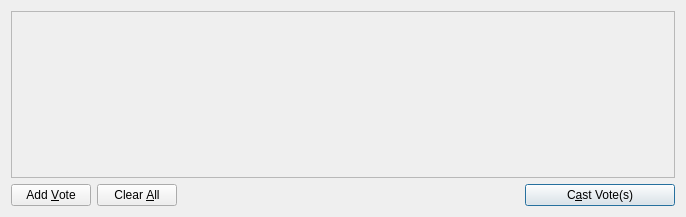
Above: src/qt/forms/votecoinsdialog.ui from thelonecrouton/bitcredit before the change. Below: the same form after it.
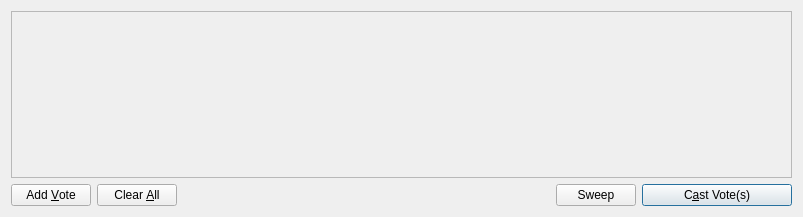
That is the form after the change. Icons and pictures are not drawn.

The edit to the form file:
```diff
--- a/src/qt/forms/votecoinsdialog.ui
+++ b/src/qt/forms/votecoinsdialog.ui
@@ -6,7 +6,7 @@
    <rect>
     <x>0</x>
     <y>0</y>
-    <width>686</width>
+    <width>803</width>
     <height>217</height>
    </rect>
   </property>
@@ -24,7 +24,7 @@
        <rect>
         <x>0</x>
         <y>0</y>
-        <width>666</width>
+        <width>783</width>
         <height>162</height>
        </rect>
       </property>
@@ -130,6 +130,17 @@
        </item>
       </layout>
      </item>
+     <item>
+      <widget class="QPushButton" name="sweepButton">
+       <property name="text">
+        <string>Sweep</string>
+       </property>
+       <property name="icon">
+        <iconset resource="../bitcredit.qrc">
+         <normaloff>:/icons/send</normaloff>:/icons/send</iconset>
+       </property>
+      </widget>
+     </item>
      <item>
       <widget class="QPushButton" name="sendButton">
        <property name="minimumSize">
```
